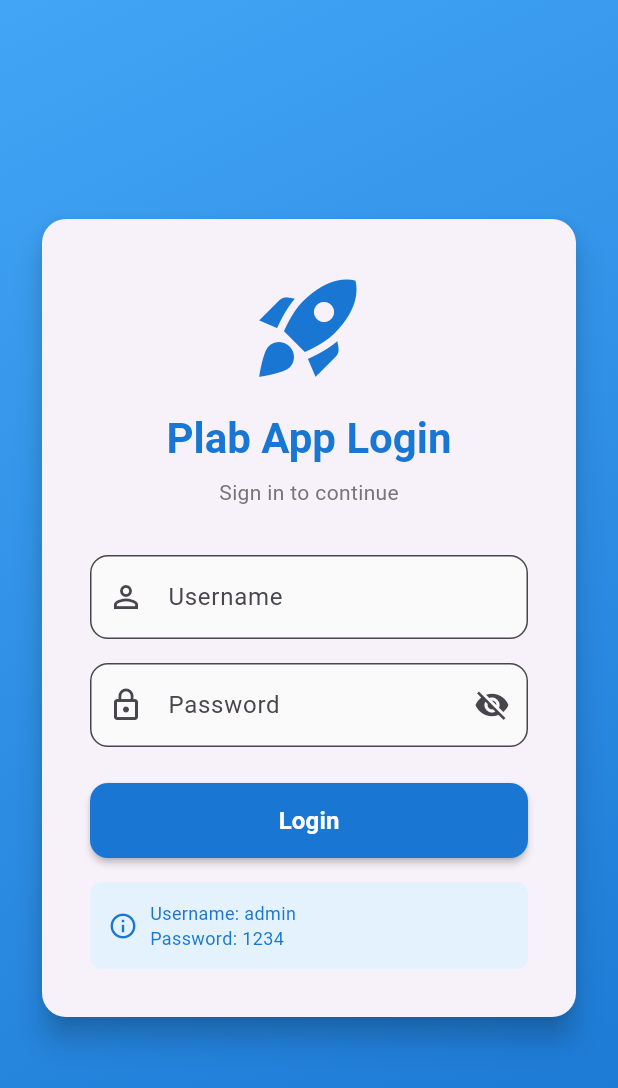
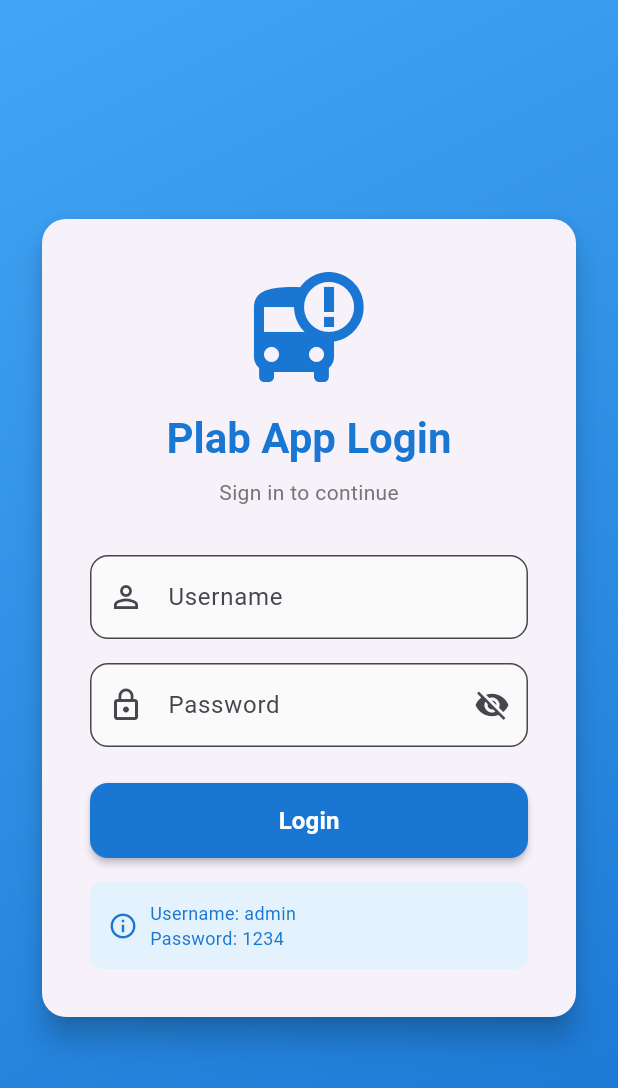
Before and after one commit to phutaneatK/plab_app, a Flutter app: the screen it shows after launch, on a phone screen of 412 x 824 dp. Shown: the top 1088 px of the screen. Run offline on Flutter 3.47's test engine with Material 3 defaults, Android fonts, the phone set to English and light mode, and no system bars; our stand-ins replace equatable, flutter_bloc, get_it; missing offline and left inert: plab_api.

Commit message:
feat : update icon login page from dev

```diff
--- a/lib/presentation/login/pages/login_page.dart
+++ b/lib/presentation/login/pages/login_page.dart
@@ -84,7 +84,7 @@ class _LoginPageState extends State<LoginPage> {
                       children: [
                         // Logo
                         Icon(
-                          Icons.rocket_launch,
+                          Icons.bus_alert,
                           size: 80,
                           color: Colors.blue.shade700,
                         ),
```
